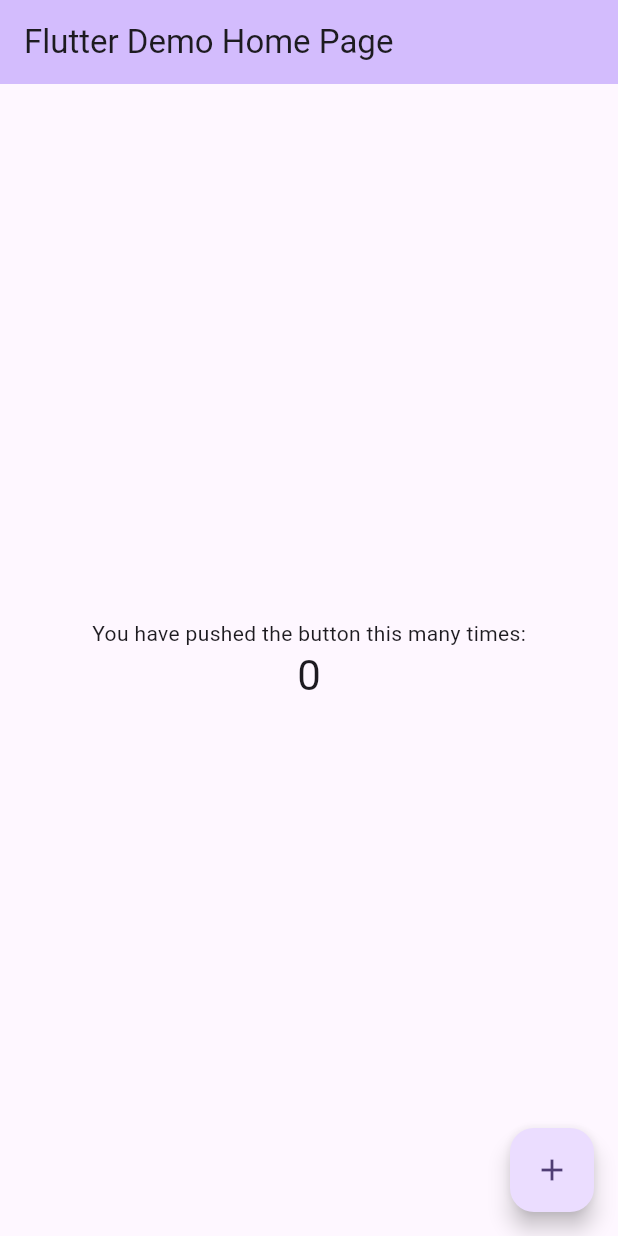
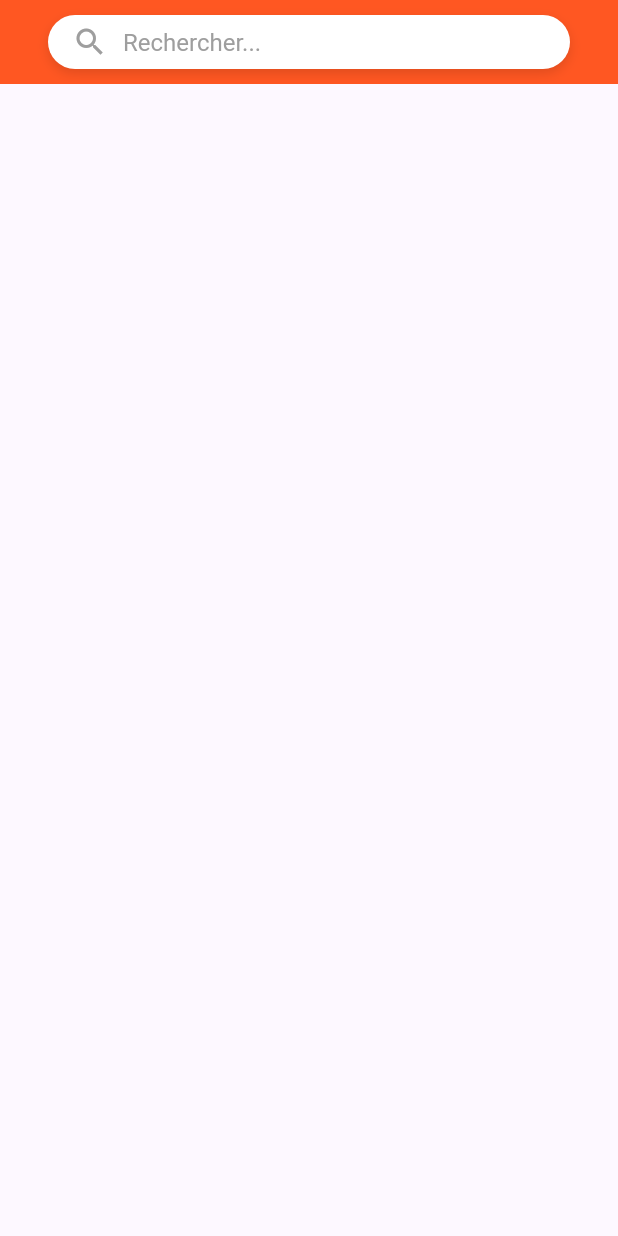
Before and after one commit to TOURE003/koontaa, a Flutter app: the screen it shows after launch, on a phone screen of 412 x 824 dp. Run offline on Flutter 3.47's test engine with Material 3 defaults, Android fonts, the phone set to English and light mode, and no system bars; our stand-ins replace firebase_core; accounts and stored records are empty.

Commit message:
initialisation barre de recherche

```diff
--- /dev/null
+++ b/lib/functions/fonctions.dart
@@ -0,0 +1,5 @@
+import 'package:flutter/material.dart';
+
+void changePage(BuildContext context, Widget page) {
+  Navigator.push(context, MaterialPageRoute(builder: (context) => page));
+}
--- a/lib/main.dart
+++ b/lib/main.dart
@@ -1,5 +1,6 @@
 import 'package:flutter/material.dart';
 import 'package:firebase_core/firebase_core.dart';
+import 'package:koontaa/pages/home/home.dart';
 import 'firebase_options.dart';
 
 Future<void> main() async {
@@ -10,110 +11,33 @@ Future<void> main() async {
 
 class MyApp extends StatelessWidget {
   const MyApp({super.key});
-
-  // This widget is the root of your application.
   @override
   Widget build(BuildContext context) {
     return MaterialApp(
       debugShowCheckedModeBanner: false,
-      title: 'Flutter Demo',
+      title: 'Koontaa',
       theme: ThemeData(
-        //
-        // Notice that the counter didn't reset back to zero; the application
-        // state is not lost during the reload. To reset the state, use hot
-        // restart instead.
-        //
-        // This works for code too, not just values: Most code changes can be
-        // tested with just a hot reload.
-        colorScheme: ColorScheme.fromSeed(seedColor: Colors.deepPurple),
+        colorScheme: ColorScheme.fromSeed(
+          seedColor: const Color.fromARGB(255, 238, 232, 248),
+        ),
       ),
-      home: const MyHomePage(title: 'Flutter Demo Home Page'),
+      home: const Home(title: 'Flutter Demo Home Page'),
     );
   }
 }
 
-class MyHomePage extends StatefulWidget {
-  const MyHomePage({super.key, required this.title});
-
-  // This widget is the home page of your application. It is stateful, meaning
-  // that it has a State object (defined below) that contains fields that affect
-  // how it looks.
-
-  // This class is the configuration for the state. It holds the values (in this
-  // case the title) provided by the parent (in this case the App widget) and
-  // used by the build method of the State. Fields in a Widget subclass are
-  // always marked "final".
+class Exemple extends StatefulWidget {
+  const Exemple({super.key, required this.title});
 
   final String title;
 
   @override
-  State<MyHomePage> createState() => _MyHomePageState();
+  State<Exemple> createState() => _ExempleState();
 }
 
-class _MyHomePageState extends State<MyHomePage> {
-  int _counter = 0;
-
-  void _incrementCounter() {
-    setState(() {
-      // This call to setState tells the Flutter framework that something has
-      // changed in this State, which causes it to rerun the build method below
-      // so that the display can reflect the updated values. If we changed
-      // _counter without calling setState(), then the build method would not be
-      // called again, and so nothing would appear to happen.
-      _counter++;
-    });
-  }
-
+class _ExempleState extends State<Exemple> {
   @override
   Widget build(BuildContext context) {
-    // This method is rerun every time setState is called, for instance as done
-    // by the _incrementCounter method above.
-    //
-    // The Flutter framework has been optimized to make rerunning build methods
-    // fast, so that you can just rebuild anything that needs updating rather
-    // than having to individually change instances of widgets.
-    return Scaffold(
-      appBar: AppBar(
-        // TRY THIS: Try changing the color here to a specific color (to
-        // Colors.amber, perhaps?) and trigger a hot reload to see the AppBar
-        // change color while the other colors stay the same.
-        backgroundColor: Theme.of(context).colorScheme.inversePrimary,
-        // Here we take the value from the MyHomePage object that was created by
-        // the App.build method, and use it to set our appbar title.
-        title: Text(widget.title),
-      ),
-      body: Center(
-        // Center is a layout widget. It takes a single child and positions it
-        // in the middle of the parent.
-        child: Column(
-          // Column is also a layout widget. It takes a list of children and
-          // arranges them vertically. By default, it sizes itself to fit its
-          // children horizontally, and tries to be as tall as its parent.
-          //
-          // Column has various properties to control how it sizes itself and
-          // how it positions its children. Here we use mainAxisAlignment to
-          // center the children vertically; the main axis here is the vertical
-          // axis because Columns are vertical (the cross axis would be
-          // horizontal).
-          //
-          // TRY THIS: Invoke "debug painting" (choose the "Toggle Debug Paint"
-          // action in the IDE, or press "p" in the console), to see the
-          // wireframe for each widget.
-          mainAxisAlignment: MainAxisAlignment.center,
-          children: <Widget>[
-            const Text('You have pushed the button this many times:'),
-            Text(
-              '$_counter',
-              style: Theme.of(context).textTheme.headlineMedium,
-            ),
-          ],
-        ),
-      ),
-      floatingActionButton: FloatingActionButton(
-        onPressed: _incrementCounter,
-        tooltip: 'Increment',
-        child: const Icon(Icons.add),
-      ), // This trailing comma makes auto-formatting nicer for build methods.
-    );
+    return Scaffold();
   }
 }
--- /dev/null
+++ b/lib/pages/home/home.dart
@@ -0,0 +1,18 @@
+import 'package:flutter/material.dart';
+import 'package:koontaa/pages/home/home_widgets.dart';
+
+class Home extends StatefulWidget {
+  const Home({super.key, required this.title});
+
+  final String title;
+
+  @override
+  State<Home> createState() => _HomeState();
+}
+
+class _HomeState extends State<Home> {
+  @override
+  Widget build(BuildContext context) {
+    return Scaffold(appBar: homeAppBarre(context));
+  }
+}
--- /dev/null
+++ b/lib/pages/home/home_widgets.dart
@@ -0,0 +1,41 @@
+import 'package:flutter/material.dart';
+import 'package:koontaa/pages/recherche/recherche.dart';
+import 'package:koontaa/functions/fonctions.dart';
+
+PreferredSizeWidget homeAppBarre(context) {
+  return AppBar(
+    backgroundColor: Colors.deepOrange,
+    title: GestureDetector(
+      onTap: () {
+        //Se rendre sur la page de récherche
+        changePage(context, const Recherche(title: "Page de Récherche"));
+      },
+      child: Container(
+        height: 36,
+        margin: const EdgeInsets.all(16),
+        padding: const EdgeInsets.symmetric(horizontal: 16),
+        decoration: BoxDecoration(
+          color: Colors.white,
+          borderRadius: BorderRadius.circular(30),
+          boxShadow: const [
+            BoxShadow(
+              color: Colors.black12,
+              blurRadius: 6,
+              offset: Offset(0, 3),
+            ),
+          ],
+        ),
+        child: Row(
+          children: const [
+            Icon(Icons.search, color: Colors.grey),
+            SizedBox(width: 10),
+            Text(
+              "Rechercher...",
+              style: TextStyle(color: Colors.grey, fontSize: 16),
+            ),
+          ],
+        ),
+      ),
+    ),
+  );
+}
--- /dev/null
+++ b/lib/pages/recherche/recherche.dart
@@ -0,0 +1,17 @@
+import 'package:flutter/material.dart';
+
+class Recherche extends StatefulWidget {
+  const Recherche({super.key, required this.title});
+
+  final String title;
+
+  @override
+  State<Recherche> createState() => _RechercheeState();
+}
+
+class _RechercheeState extends State<Recherche> {
+  @override
+  Widget build(BuildContext context) {
+    return Scaffold(body: Center(child: Text("data")));
+  }
+}
```
